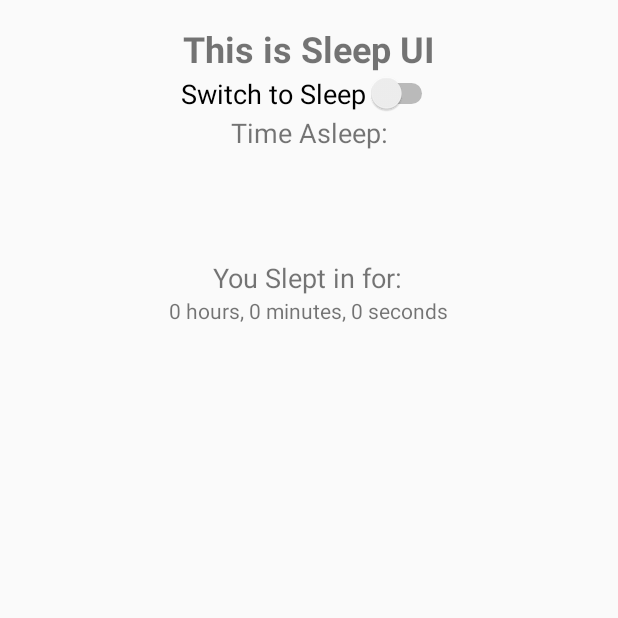
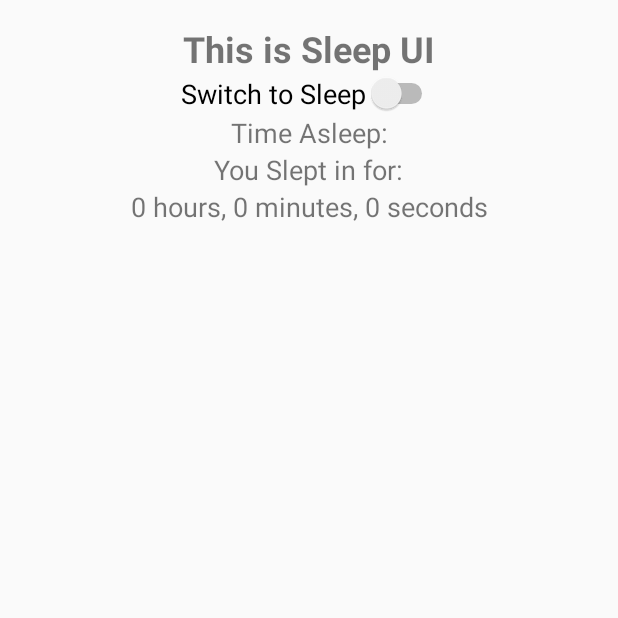
Before and after one commit to marcusha4299/SnapHealth, an Android app built with Jetpack Compose: the Sleep screen opened directly, with no data from a screen before it, on a phone screen of 412 x 824 dp, the top half of it. Run offline under Robolectric (Android 15) with nearby library versions, the phone set to English and light mode, and no system bars.

Commit message:
Update fragment_sleep.xml

```diff
--- a/app/src/main/res/layout/fragment_sleep.xml
+++ b/app/src/main/res/layout/fragment_sleep.xml
@@ -46,11 +46,9 @@
         android:id="@+id/textView10"
         android:layout_width="wrap_content"
         android:layout_height="wrap_content"
-        android:layout_marginTop="72dp"
         android:text="You Slept in for:"
         android:textSize="18sp"
         app:layout_constraintEnd_toEndOf="parent"
-        app:layout_constraintHorizontal_bias="0.498"
         app:layout_constraintStart_toStartOf="parent"
         app:layout_constraintTop_toBottomOf="@+id/textView11" />
 
@@ -59,9 +57,20 @@
         android:layout_width="wrap_content"
         android:layout_height="wrap_content"
         android:text="0 hours, 0 minutes, 0 seconds"
+        android:textSize="18sp"
         app:layout_constraintEnd_toEndOf="parent"
-        app:layout_constraintHorizontal_bias="0.498"
         app:layout_constraintStart_toStartOf="parent"
         app:layout_constraintTop_toBottomOf="@+id/textView10" />
 
+    <TextView
+        android:id="@+id/weatherAdviceTextView"
+        android:layout_width="wrap_content"
+        android:layout_height="wrap_content"
+        android:text=""
+        android:textSize="16sp"
+        app:layout_constraintEnd_toEndOf="parent"
+        app:layout_constraintStart_toStartOf="parent"
+        app:layout_constraintTop_toBottomOf="@+id/textViewSleptIn"
+        app:layout_constraintVertical_bias="0.2" />
+
 </androidx.constraintlayout.widget.ConstraintLayout>
```
